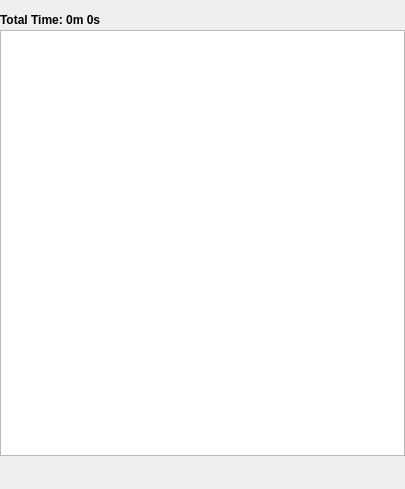
Qt form trunk/GUI/playlist/GUI_Playlist.ui (shahid334/sayonara-player) before a commit.
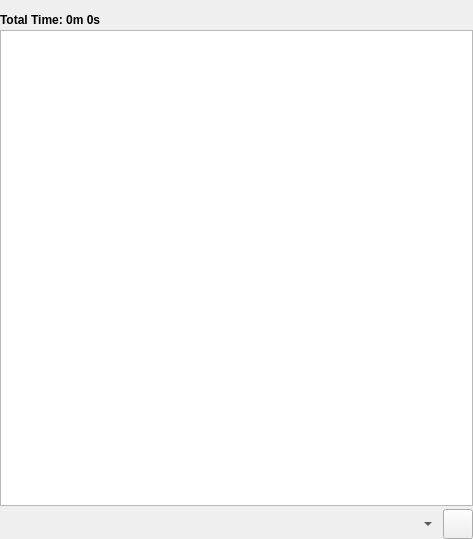
The same form after that commit. Icons and pictures are not drawn. Custom widgets are drawn as their Qt base class.

What changed in the file:
```diff
--- a/trunk/GUI/playlist/GUI_Playlist.ui
+++ b/trunk/GUI/playlist/GUI_Playlist.ui
@@ -9,8 +9,8 @@
    <rect>
     <x>0</x>
     <y>0</y>
-    <width>405</width>
-    <height>489</height>
+    <width>473</width>
+    <height>539</height>
    </rect>
   </property>
   <property name="sizePolicy">
@@ -56,7 +56,7 @@
    <property name="spacing">
     <number>3</number>
    </property>
-   <item row="0" column="0" colspan="6">
+   <item row="0" column="0" colspan="7">
     <widget class="QLabel" name="lab_totalTime">
      <property name="minimumSize">
       <size>
@@ -84,42 +84,7 @@
      </property>
     </widget>
    </item>
-   <item row="0" column="10">
-    <widget class="QPushButton" name="btn_clear">
-     <property name="minimumSize">
-      <size>
-       <width>24</width>
-       <height>24</height>
-      </size>
-     </property>
-     <property name="maximumSize">
-      <size>
-       <width>26</width>
-       <height>26</height>
-      </size>
-     </property>
-     <property name="toolTip">
-      <string>Clear Playlist</string>
-     </property>
-     <property name="text">
-      <string/>
-     </property>
-     <property name="icon">
-      <iconset>
-       <normaloff>../../../.designer/backup/icons/broom.png</normaloff>../../../.designer/backup/icons/broom.png</iconset>
-     </property>
-     <property name="iconSize">
-      <size>
-       <width>24</width>
-       <height>24</height>
-      </size>
-     </property>
-     <property name="flat">
-      <bool>true</bool>
-     </property>
-    </widget>
-   </item>
-   <item row="1" column="0" colspan="11">
+   <item row="1" column="0" colspan="13">
     <widget class="MyListView" name="listView">
      <property name="sizePolicy">
       <sizepolicy hsizetype="Expanding" vsizetype="MinimumExpanding">
@@ -311,7 +276,7 @@
      </property>
     </widget>
    </item>
-   <item row="2" column="5" colspan="4">
+   <item row="2" column="6" colspan="4">
     <spacer name="horizontalSpacer_2">
      <property name="orientation">
       <enum>Qt::Horizontal</enum>
@@ -324,90 +289,6 @@
      </property>
     </spacer>
    </item>
-   <item row="0" column="8">
-    <spacer name="horizontalSpacer">
-     <property name="orientation">
-      <enum>Qt::Horizontal</enum>
-     </property>
-     <property name="sizeHint" stdset="0">
-      <size>
-       <width>40</width>
-       <height>20</height>
-      </size>
-     </property>
-    </spacer>
-   </item>
-   <item row="0" column="9">
-    <widget class="QPushButton" name="btn_import">
-     <property name="minimumSize">
-      <size>
-       <width>24</width>
-       <height>24</height>
-      </size>
-     </property>
-     <property name="maximumSize">
-      <size>
-       <width>26</width>
-       <height>26</height>
-      </size>
-     </property>
-     <property name="toolTip">
-      <string>Impor new tracks from playlist to library</string>
-     </property>
-     <property name="text">
-      <string/>
-     </property>
-     <property name="iconSize">
-      <size>
-       <width>20</width>
-       <height>20</height>
-      </size>
-     </property>
-     <property name="flat">
-      <bool>true</bool>
-     </property>
-    </widget>
-   </item>
-   <item row="2" column="10">
-    <widget class="QPushButton" name="btn_lyrics">
-     <property name="minimumSize">
-      <size>
-       <width>30</width>
-       <height>30</height>
-      </size>
-     </property>
-     <property name="maximumSize">
-      <size>
-       <width>30</width>
-       <height>30</height>
-      </size>
-     </property>
-     <property name="sizeIncrement">
-      <size>
-       <width>0</width>
-       <height>0</height>
-      </size>
-     </property>
-     <property name="toolTip">
-      <string>Show lyrics</string>
-     </property>
-     <property name="text">
-      <string/>
-     </property>
-     <property name="iconSize">
-      <size>
-       <width>22</width>
-       <height>22</height>
-      </size>
-     </property>
-     <property name="checkable">
-      <bool>true</bool>
-     </property>
-     <property name="flat">
-      <bool>true</bool>
-     </property>
-    </widget>
-   </item>
    <item row="2" column="4">
     <widget class="QPushButton" name="btn_append">
      <property name="minimumSize">
@@ -450,19 +331,6 @@
     </widget>
    </item>
    <item row="0" column="7">
-    <widget class="QLabel" name="lab_lfm">
-     <property name="minimumSize">
-      <size>
-       <width>20</width>
-       <height>0</height>
-      </size>
-     </property>
-     <property name="text">
-      <string/>
-     </property>
-    </widget>
-   </item>
-   <item row="0" column="6">
     <spacer name="horizontalSpacer_3">
      <property name="orientation">
       <enum>Qt::Horizontal</enum>
@@ -475,6 +343,178 @@
      </property>
     </spacer>
    </item>
+   <item row="0" column="9">
+    <spacer name="horizontalSpacer">
+     <property name="orientation">
+      <enum>Qt::Horizontal</enum>
+     </property>
+     <property name="sizeHint" stdset="0">
+      <size>
+       <width>40</width>
+       <height>20</height>
+      </size>
+     </property>
+    </spacer>
+   </item>
+   <item row="0" column="8">
+    <widget class="QLabel" name="lab_lfm">
+     <property name="minimumSize">
+      <size>
+       <width>20</width>
+       <height>0</height>
+      </size>
+     </property>
+     <property name="text">
+      <string/>
+     </property>
+    </widget>
+   </item>
+   <item row="0" column="12">
+    <widget class="QPushButton" name="btn_clear">
+     <property name="minimumSize">
+      <size>
+       <width>24</width>
+       <height>24</height>
+      </size>
+     </property>
+     <property name="maximumSize">
+      <size>
+       <width>26</width>
+       <height>26</height>
+      </size>
+     </property>
+     <property name="toolTip">
+      <string>Clear Playlist</string>
+     </property>
+     <property name="text">
+      <string/>
+     </property>
+     <property name="icon">
+      <iconset>
+       <normaloff>../../../.designer/backup/icons/broom.png</normaloff>../../../.designer/backup/icons/broom.png</iconset>
+     </property>
+     <property name="iconSize">
+      <size>
+       <width>24</width>
+       <height>24</height>
+      </size>
+     </property>
+     <property name="flat">
+      <bool>true</bool>
+     </property>
+    </widget>
+   </item>
+   <item row="0" column="11">
+    <widget class="QPushButton" name="btn_import">
+     <property name="minimumSize">
+      <size>
+       <width>24</width>
+       <height>24</height>
+      </size>
+     </property>
+     <property name="maximumSize">
+      <size>
+       <width>26</width>
+       <height>26</height>
+      </size>
+     </property>
+     <property name="toolTip">
+      <string>Impor new tracks from playlist to library</string>
+     </property>
+     <property name="text">
+      <string/>
+     </property>
+     <property name="iconSize">
+      <size>
+       <width>20</width>
+       <height>20</height>
+      </size>
+     </property>
+     <property name="flat">
+      <bool>true</bool>
+     </property>
+    </widget>
+   </item>
+   <item row="2" column="11">
+    <widget class="LyricMenuButton" name="btn_lyrics_server">
+     <property name="minimumSize">
+      <size>
+       <width>20</width>
+       <height>30</height>
+      </size>
+     </property>
+     <property name="maximumSize">
+      <size>
+       <width>20</width>
+       <height>30</height>
+      </size>
+     </property>
+     <property name="sizeIncrement">
+      <size>
+       <width>0</width>
+       <height>0</height>
+      </size>
+     </property>
+     <property name="toolTip">
+      <string>Show lyrics</string>
+     </property>
+     <property name="text">
+      <string/>
+     </property>
+     <property name="iconSize">
+      <size>
+       <width>22</width>
+       <height>22</height>
+      </size>
+     </property>
+     <property name="checkable">
+      <bool>false</bool>
+     </property>
+     <property name="checked">
+      <bool>false</bool>
+     </property>
+     <property name="popupMode">
+      <enum>QToolButton::MenuButtonPopup</enum>
+     </property>
+     <property name="toolButtonStyle">
+      <enum>Qt::ToolButtonTextBesideIcon</enum>
+     </property>
+     <property name="autoRaise">
+      <bool>true</bool>
+     </property>
+     <property name="arrowType">
+      <enum>Qt::NoArrow</enum>
+     </property>
+    </widget>
+   </item>
+   <item row="2" column="12">
+    <widget class="QPushButton" name="btn_lyrics">
+     <property name="minimumSize">
+      <size>
+       <width>30</width>
+       <height>30</height>
+      </size>
+     </property>
+     <property name="maximumSize">
+      <size>
+       <width>30</width>
+       <height>30</height>
+      </size>
+     </property>
+     <property name="text">
+      <string/>
+     </property>
+     <property name="iconSize">
+      <size>
+       <width>22</width>
+       <height>22</height>
+      </size>
+     </property>
+     <property name="checkable">
+      <bool>true</bool>
+     </property>
+    </widget>
+   </item>
   </layout>
  </widget>
  <customwidgets>
@@ -483,6 +523,11 @@
    <extends>QListView</extends>
    <header>GUI/MyListView.h</header>
   </customwidget>
+  <customwidget>
+   <class>LyricMenuButton</class>
+   <extends>QToolButton</extends>
+   <header>GUI/LyricMenuButton/LyricMenuButton.h</header>
+  </customwidget>
  </customwidgets>
  <resources/>
  <connections/>
```
